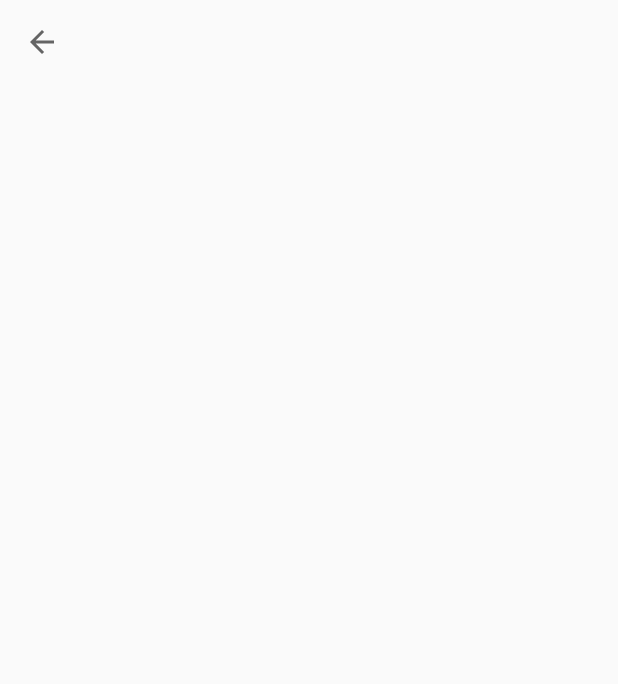
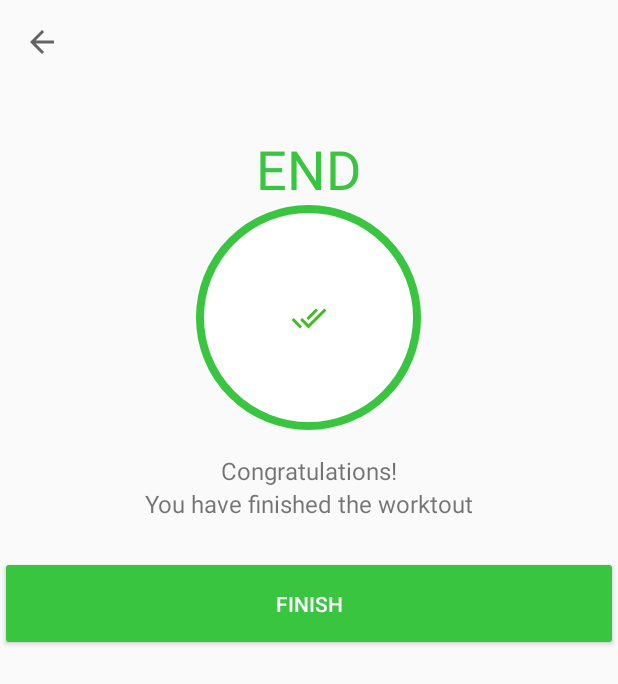
Before and after one commit to Helaluzzaman/WorkoutApp, an Android app: the FinishActivity screen opened directly, with no data from a screen before it, on a phone screen of 412 x 824 dp. Before the commit the part shown is almost empty. Shown: the top 684 px of the screen. Run offline under Robolectric (Android 15) with nearby library versions, the phone set to English and light mode, and no system bars.

Commit message:
finish activity completed

```diff
--- a/app/src/main/java/com/learning/workoutapp/ExcerciseActivity.kt
+++ b/app/src/main/java/com/learning/workoutapp/ExcerciseActivity.kt
@@ -2,6 +2,7 @@ package com.learning.workoutapp
 
 
 import android.annotation.SuppressLint
+import android.content.Intent
 import android.media.MediaPlayer
 import androidx.appcompat.app.AppCompatActivity
 import android.os.Bundle
@@ -127,9 +128,9 @@ class ExcerciseActivity : AppCompatActivity(), TextToSpeech.OnInitListener {
                     exercises!![currentExercisePosition].isCompleted = true
                     rvStatusContainer.adapter!!.notifyDataSetChanged()
                 }else{
-                    Toast.makeText(this@ExcerciseActivity, "Congratulations, you finished" +
-                            "your 7 min workout.", Toast.LENGTH_SHORT).show()
-                    //todo
+                    finish()
+                    val intent = Intent(this@ExcerciseActivity, FinishActivity::class.java)
+                    startActivity(intent)
                 }
             }
 
--- a/app/src/main/java/com/learning/workoutapp/FinishActivity.kt
+++ b/app/src/main/java/com/learning/workoutapp/FinishActivity.kt
@@ -1,7 +1,9 @@
 package com.learning.workoutapp
 
+import android.content.Intent
 import androidx.appcompat.app.AppCompatActivity
 import android.os.Bundle
+import android.view.View
 import androidx.appcompat.widget.Toolbar
 
 
@@ -23,4 +25,10 @@ class FinishActivity : AppCompatActivity() {
 
 
     }
+
+    fun onFinish(view: View) {
+        finish()
+        val intent = Intent(this, MainActivity::class.java)
+        startActivity(intent)
+    }
 }
--- a/app/src/main/java/com/learning/workoutapp/MainActivity.kt
+++ b/app/src/main/java/com/learning/workoutapp/MainActivity.kt
@@ -14,8 +14,8 @@ class MainActivity : AppCompatActivity() {
 
         ll_startButton = findViewById(R.id.ll_start)
         ll_startButton.setOnClickListener {
-//            mainToExerciseIntent()
-            mainToFinishIntent()
+            mainToExerciseIntent()
+//            mainToFinishIntent()
         }
     }
     fun mainToExerciseIntent(){
--- /dev/null
+++ b/app/src/main/res/drawable/ic_baseline_done_all_24.xml
@@ -0,0 +1,8 @@
+<vector android:height="24dp"
+    android:tint="#42BA26"
+    android:viewportHeight="24"
+    android:viewportWidth="24"
+    android:width="24dp" xmlns:android="http://schemas.android.com/apk/res/android">
+    <path android:fillColor="@android:color/white"
+        android:pathData="M18,7l-1.41,-1.41 -6.34,6.34 1.41,1.41L18,7zM22.24,5.59L11.66,16.17 7.48,12l-1.41,1.41L11.66,19l12,-12 -1.42,-1.41zM0.41,13.41L6,19l1.41,-1.41L1.83,12 0.41,13.41z"/>
+</vector>
--- a/app/src/main/res/layout/activity_finish.xml
+++ b/app/src/main/res/layout/activity_finish.xml
@@ -3,6 +3,7 @@
     xmlns:app="http://schemas.android.com/apk/res-auto"
     xmlns:tools="http://schemas.android.com/tools"
     android:layout_width="match_parent"
+    android:orientation="vertical"
     android:layout_height="match_parent"
     tools:context=".FinishActivity">
 
@@ -11,5 +12,46 @@
         android:layout_height="?android:actionBarSize"
         android:id="@+id/tb_actionBar_finish"
         />
+    <TextView
+        android:layout_width="wrap_content"
+        android:layout_height="wrap_content"
+        android:layout_gravity="center"
+        android:text="@string/end"
+        android:layout_marginTop="32dp"
+        android:textColor="@color/colorAccent"
+        android:textSize="36sp"
+        />
+    <ImageView
+        android:layout_width="150dp"
+        android:layout_height="150dp"
+        android:layout_gravity="center"
+        android:background="@drawable/item_circular_border_accent"
+        android:src="@drawable/ic_baseline_done_all_24"
+        android:scaleType="center"
+        />
+    <TextView
+        android:layout_width="wrap_content"
+        android:layout_height="wrap_content"
+        android:text="@string/congratulations"
+        android:layout_gravity="center"
+        android:layout_marginTop="16dp"
+        android:textSize="16sp"
+        />
+    <TextView
+        android:layout_width="wrap_content"
+        android:layout_height="wrap_content"
+        android:text="@string/you_have_finished_the_worktout"
+        android:layout_gravity="center"
+        android:textSize="16sp"
+        />
+    <Button
+        android:layout_width="match_parent"
+        android:layout_height="wrap_content"
+        android:backgroundTint="@color/colorAccent"
+        android:text="@string/finish"
+        android:padding="22dp"
+        android:layout_marginTop="24dp"
+        android:onClick="onFinish"
+        android:textColor="@color/white"/>
 
 </LinearLayout>
--- a/app/src/main/res/values/strings.xml
+++ b/app/src/main/res/values/strings.xml
@@ -9,4 +9,8 @@
     <string name="rest_duration">10</string>
     <string name="exercise_image_">Exercise Image</string>
     <string name="upcoming_exercise_is">Upcoming exercise is</string>
+    <string name="end">END</string>
+    <string name="congratulations">Congratulations!</string>
+    <string name="you_have_finished_the_worktout">You have finished the worktout</string>
+    <string name="finish">Finish</string>
 </resources>
```
